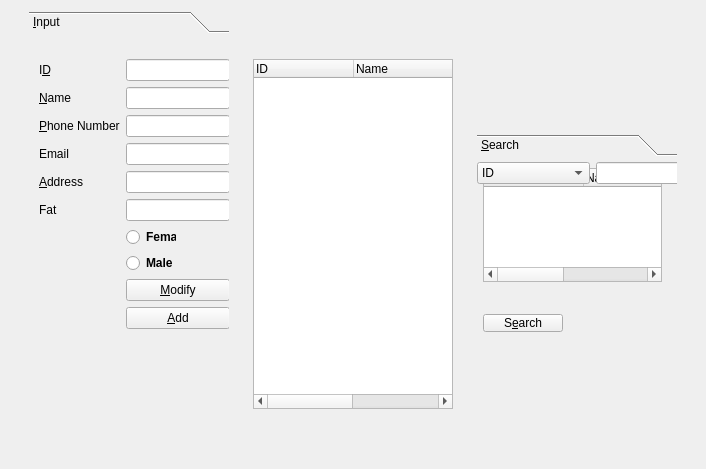
Before: the Qt Designer form clientmanagerform.ui in GlennPark/CSApp_2nd, drawn with Qt 5.
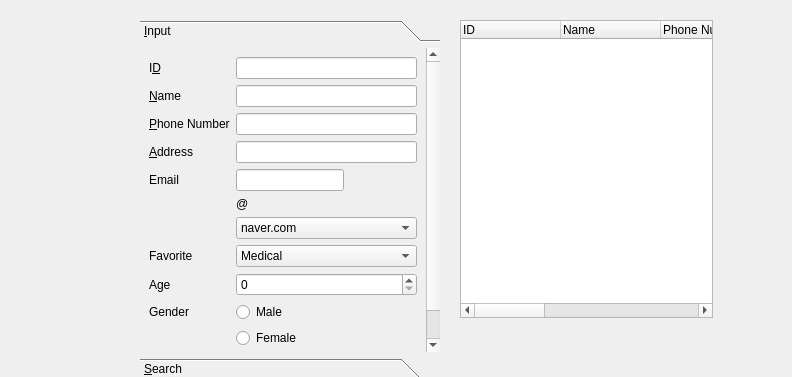
After: the same form once the commit is applied.

```diff
--- a/clientmanagerform.ui
+++ b/clientmanagerform.ui
@@ -6,47 +6,54 @@
    <rect>
     <x>0</x>
     <y>0</y>
-    <width>706</width>
-    <height>469</height>
+    <width>792</width>
+    <height>377</height>
    </rect>
   </property>
+  <property name="font">
+   <font>
+    <kerning>true</kerning>
+   </font>
+  </property>
+  <property name="contextMenuPolicy">
+   <enum>Qt::DefaultContextMenu</enum>
+  </property>
   <property name="windowTitle">
    <string>Client Info</string>
   </property>
-  <layout class="QHBoxLayout" name="horizontalLayout_4">
-   <item>
-    <widget class="QToolBox" name="toolBox_2">
+  <widget class="QToolBox" name="toolBox">
+   <property name="geometry">
+    <rect>
+     <x>140</x>
+     <y>20</y>
+     <width>300</width>
+     <height>360</height>
+    </rect>
+   </property>
      <property name="maximumSize">
       <size>
-       <width>200</width>
-       <height>500</height>
+     <width>16777215</width>
+     <height>360</height>
       </size>
      </property>
      <property name="currentIndex">
       <number>0</number>
      </property>
-     <widget class="QWidget" name="inputPage_2">
+   <widget class="QWidget" name="inputPage">
       <property name="geometry">
        <rect>
         <x>0</x>
-        <y>0</y>
-        <width>200</width>
-        <height>433</height>
+      <y>-128</y>
+      <width>285</width>
+      <height>420</height>
        </rect>
       </property>
       <attribute name="label">
        <string>&amp;Input</string>
       </attribute>
-      <widget class="QWidget" name="layoutWidget">
-       <property name="geometry">
-        <rect>
-         <x>10</x>
-         <y>20</y>
-         <width>191</width>
-         <height>341</height>
-        </rect>
-       </property>
-       <layout class="QFormLayout" name="clientFormLayout_2">
+    <layout class="QVBoxLayout" name="verticalLayout">
+     <item>
+      <layout class="QFormLayout" name="clientFormLayout">
         <item row="0" column="0">
          <widget class="QLabel" name="idLabel">
           <property name="text">
@@ -90,10 +97,7 @@
         <item row="2" column="1">
          <widget class="QLineEdit" name="phoneNumberLineEdit"/>
         </item>
-        <item row="3" column="1">
-         <widget class="QLineEdit" name="emailLineEdit"/>
-        </item>
-        <item row="4" column="0">
+       <item row="3" column="0">
          <widget class="QLabel" name="addressLabel">
           <property name="text">
            <string>&amp;Address</string>
@@ -103,145 +107,166 @@
           </property>
          </widget>
         </item>
-        <item row="4" column="1">
+       <item row="3" column="1">
          <widget class="QLineEdit" name="addressLineEdit"/>
         </item>
+       <item row="5" column="0">
+        <widget class="QLabel" name="emailLabel">
+         <property name="text">
+          <string>Email</string>
+         </property>
+        </widget>
+       </item>
         <item row="5" column="1">
-         <widget class="QLineEdit" name="fatLineEdit"/>
-        </item>
-        <item row="17" column="1">
-         <widget class="QPushButton" name="modifyPushButton">
+        <widget class="QLineEdit" name="emaillineEdit">
+         <property name="sizePolicy">
+          <sizepolicy hsizetype="Fixed" vsizetype="Fixed">
+           <horstretch>0</horstretch>
+           <verstretch>0</verstretch>
+          </sizepolicy>
+         </property>
+        </widget>
+       </item>
+       <item row="9" column="0">
+        <widget class="QLabel" name="favoriteLabel">
           <property name="text">
-           <string>&amp;Modify</string>
+          <string>Favorite</string>
           </property>
          </widget>
         </item>
-        <item row="18" column="1">
-         <widget class="QPushButton" name="addPushButton">
+       <item row="9" column="1">
+        <widget class="QComboBox" name="FavoriteComboBox">
+         <item>
           <property name="text">
-           <string>&amp;Add</string>
+           <string>Medical</string>
           </property>
-         </widget>
-        </item>
-        <item row="8" column="1">
-         <widget class="QRadioButton" name="maleButton">
+         </item>
+         <item>
+          <property name="text">
+           <string>Diet</string>
+          </property>
+         </item>
+         <item>
+          <property name="text">
+           <string>Health</string>
+          </property>
+         </item>
+        </widget>
+       </item>
+       <item row="10" column="0">
+        <widget class="QLabel" name="ageLabel">
+         <property name="text">
+          <string>Age</string>
+         </property>
+        </widget>
+       </item>
+       <item row="10" column="1">
+        <widget class="QSpinBox" name="AgeSpinBox"/>
+       </item>
+       <item row="12" column="0">
+        <widget class="QLabel" name="genderLabel">
+         <property name="text">
+          <string>Gender</string>
+         </property>
+        </widget>
+       </item>
+       <item row="12" column="1">
+        <widget class="QRadioButton" name="MaleButton">
           <property name="maximumSize">
            <size>
-            <width>50</width>
+           <width>100</width>
             <height>16777215</height>
            </size>
           </property>
-          <property name="font">
-           <font>
-            <bold>true</bold>
-           </font>
-          </property>
           <property name="text">
            <string>Male</string>
           </property>
          </widget>
         </item>
-        <item row="7" column="1">
-         <widget class="QRadioButton" name="femaleButton">
+       <item row="13" column="1">
+        <widget class="QRadioButton" name="FemaleButton">
           <property name="maximumSize">
            <size>
-            <width>50</width>
+           <width>100</width>
             <height>16777215</height>
            </size>
           </property>
-          <property name="font">
-           <font>
-            <bold>true</bold>
-           </font>
-          </property>
           <property name="text">
            <string>Female</string>
           </property>
          </widget>
         </item>
-        <item row="3" column="0">
-         <widget class="QLabel" name="emailLabel">
+       <item row="7" column="1">
+        <widget class="QComboBox" name="emailComboBox">
+         <item>
           <property name="text">
-           <string>Email</string>
+           <string>naver.com</string>
           </property>
-         </widget>
-        </item>
-        <item row="5" column="0">
-         <widget class="QLabel" name="fatLabel">
+         </item>
+         <item>
           <property name="text">
-           <string>Fat</string>
+           <string>gmail.com</string>
           </property>
-         </widget>
-        </item>
-       </layout>
-      </widget>
-     </widget>
-    </widget>
-   </item>
-   <item>
-    <widget class="QTreeWidget" name="treeWidget">
+         </item>
+         <item>
+          <property name="text">
+           <string>osstem.org</string>
+          </property>
+         </item>
+        </widget>
+       </item>
+       <item row="6" column="1">
+        <widget class="QLabel" name="aLabel">
      <property name="maximumSize">
       <size>
-       <width>200</width>
-       <height>350</height>
-      </size>
-     </property>
-     <property name="rootIsDecorated">
-      <bool>false</bool>
-     </property>
-     <column>
+           <width>15</width>
+           <height>16777215</height>
+          </size>
+         </property>
       <property name="text">
-       <string>ID</string>
-      </property>
-     </column>
-     <column>
+          <string>@</string>
+         </property>
+        </widget>
+       </item>
+      </layout>
+     </item>
+     <item>
+      <layout class="QHBoxLayout" name="addHorizontalLayout">
+       <item>
+        <widget class="QPushButton" name="addPushButton">
       <property name="text">
-       <string>Name</string>
-      </property>
-     </column>
-     <column>
-      <property name="text">
-       <string>Phone Number</string>
-      </property>
-     </column>
-     <column>
-      <property name="text">
-       <string>Address</string>
-      </property>
-     </column>
+          <string>&amp;Add</string>
+         </property>
     </widget>
    </item>
    <item>
-    <widget class="QToolBox" name="toolBox">
-     <property name="maximumSize">
-      <size>
-       <width>200</width>
-       <height>200</height>
-      </size>
-     </property>
-     <property name="currentIndex">
-      <number>0</number>
-     </property>
+        <widget class="QPushButton" name="modifyPushButton">
+         <property name="text">
+          <string>&amp;Modify</string>
+         </property>
+        </widget>
+       </item>
+      </layout>
+     </item>
+    </layout>
+   </widget>
      <widget class="QWidget" name="searchPage">
       <property name="geometry">
        <rect>
         <x>0</x>
         <y>0</y>
-        <width>200</width>
-        <height>176</height>
+      <width>300</width>
+      <height>292</height>
        </rect>
       </property>
       <attribute name="label">
        <string>&amp;Search</string>
       </attribute>
+    <layout class="QVBoxLayout" name="verticalLayout_3">
+     <item>
       <widget class="QTreeWidget" name="searchTreeWidget">
-       <property name="geometry">
-        <rect>
-         <x>6</x>
-         <y>6</y>
-         <width>179</width>
-         <height>114</height>
-        </rect>
+       <property name="enabled">
+        <bool>false</bool>
        </property>
        <property name="rootIsDecorated">
         <bool>false</bool>
@@ -266,21 +291,29 @@
          <string>Address</string>
         </property>
        </column>
-      </widget>
-      <widget class="QPushButton" name="searchPushButton">
-       <property name="geometry">
-        <rect>
-         <x>6</x>
-         <y>152</y>
-         <width>80</width>
-         <height>18</height>
-        </rect>
-       </property>
+       <column>
+        <property name="text">
+         <string>Email</string>
+        </property>
+       </column>
+       <column>
        <property name="text">
-        <string>S&amp;earch</string>
-       </property>
+         <string>Favorite</string>
+        </property>
+       </column>
+       <column>
+        <property name="text">
+         <string>Age</string>
+        </property>
+       </column>
+       <column>
+        <property name="text">
+         <string>Gender</string>
+        </property>
+       </column>
       </widget>
-      <widget class="QWidget" name="">
+     </item>
+     <item>
        <layout class="QHBoxLayout" name="horizontalLayout">
         <item>
          <widget class="QComboBox" name="searchComboBox">
@@ -310,11 +343,82 @@
          <widget class="QLineEdit" name="searchLineEdit"/>
         </item>
        </layout>
-      </widget>
-     </widget>
+     </item>
+     <item>
+      <widget class="QPushButton" name="searchPushButton">
+       <property name="text">
+        <string>S&amp;earch</string>
+       </property>
     </widget>
    </item>
   </layout>
+   </widget>
+  </widget>
+  <widget class="QTreeWidget" name="treeWidget">
+   <property name="enabled">
+    <bool>true</bool>
+   </property>
+   <property name="geometry">
+    <rect>
+     <x>460</x>
+     <y>20</y>
+     <width>253</width>
+     <height>298</height>
+    </rect>
+   </property>
+   <property name="sizePolicy">
+    <sizepolicy hsizetype="Preferred" vsizetype="Preferred">
+     <horstretch>0</horstretch>
+     <verstretch>0</verstretch>
+    </sizepolicy>
+   </property>
+   <property name="rootIsDecorated">
+    <bool>false</bool>
+   </property>
+   <attribute name="headerStretchLastSection">
+    <bool>true</bool>
+   </attribute>
+   <column>
+    <property name="text">
+     <string>ID</string>
+    </property>
+   </column>
+   <column>
+    <property name="text">
+     <string>Name</string>
+    </property>
+   </column>
+   <column>
+    <property name="text">
+     <string>Phone Number</string>
+    </property>
+   </column>
+   <column>
+    <property name="text">
+     <string>Address</string>
+    </property>
+   </column>
+   <column>
+    <property name="text">
+     <string>Email</string>
+    </property>
+   </column>
+   <column>
+    <property name="text">
+     <string>Favorite</string>
+    </property>
+   </column>
+   <column>
+    <property name="text">
+     <string>Age</string>
+    </property>
+   </column>
+   <column>
+    <property name="text">
+     <string>Gender</string>
+    </property>
+   </column>
+  </widget>
  </widget>
  <resources/>
  <connections/>
```
Left out of the diff: 22 changed lines with no effect on the pictures. Lines whose indentation alone changed are shown as unchanged.
